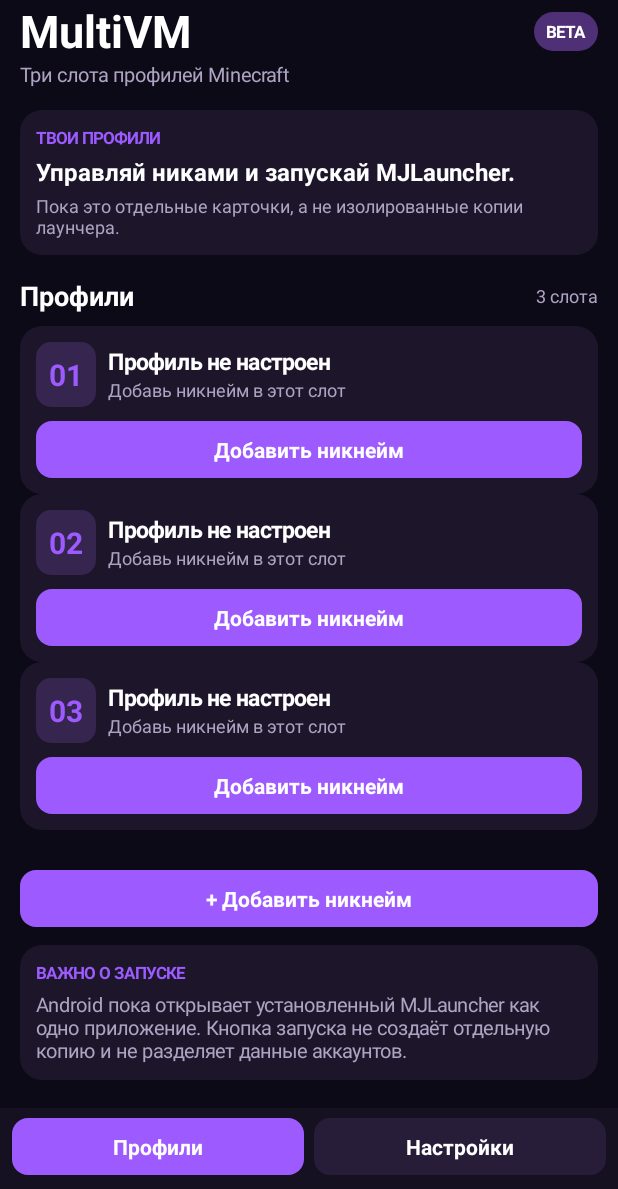
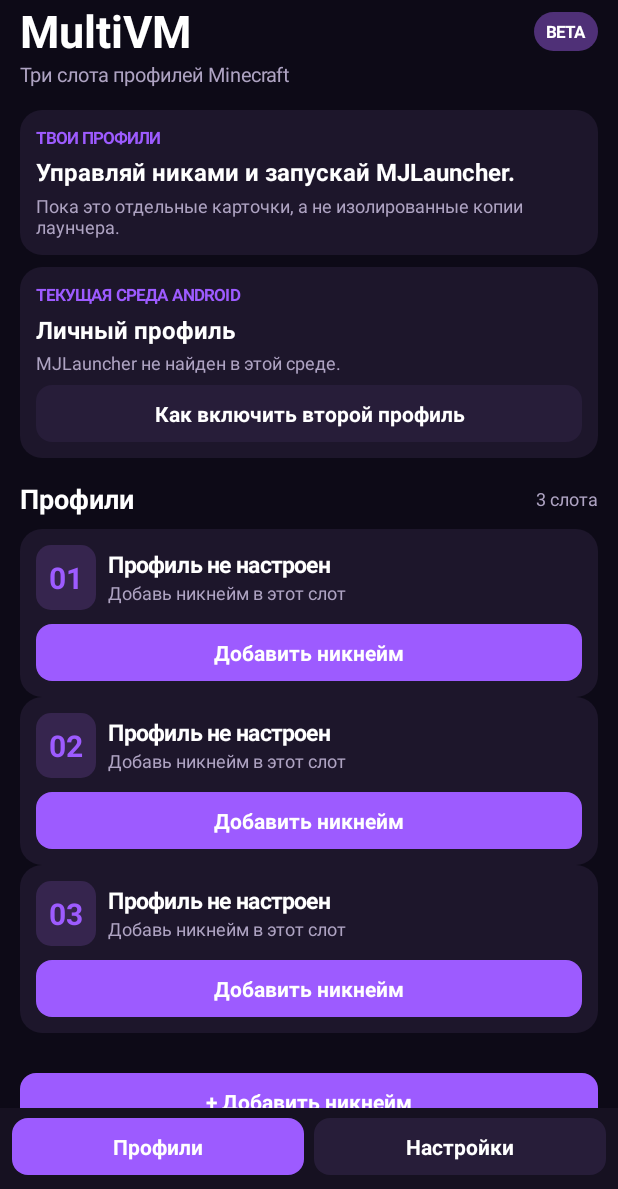
Before and after one commit to cheburk199-web/MultiAccountConnect, an Android app: the screen it shows after launch (MainActivity), on a phone screen of 412 x 824 dp, the part 47-1236 px from its top. Run offline under Robolectric (Android 15) with nearby library versions, the phone set to English and light mode, and no system bars.

Commit message:
Detect Android work profile and show isolation setup guidance

```diff
--- a/app/src/main/java/com/masterme4a/multiaccountconnect/MainActivity.kt
+++ b/app/src/main/java/com/masterme4a/multiaccountconnect/MainActivity.kt
@@ -7,6 +7,7 @@ import android.graphics.Color
 import android.graphics.Typeface
 import android.graphics.drawable.GradientDrawable
 import android.os.Bundle
+import android.os.UserManager
 import android.view.Gravity
 import android.view.View
 import android.view.ViewGroup
@@ -130,6 +131,8 @@ class MainActivity : ComponentActivity() {
         spacerIn(summary, 5)
         summary.addView(label("Пока это отдельные карточки, а не изолированные копии лаунчера.", 12f, muted))
         content.addView(summary)
+        spacer(12)
+        content.addView(environmentCard())
         spacer(22)
         sectionTitle("Профили", "3 слота")
         profileRows = LinearLayout(this).apply { orientation = LinearLayout.VERTICAL }
@@ -143,6 +146,45 @@ class MainActivity : ComponentActivity() {
         spacerIn(note, 7)
         note.addView(label("Android пока открывает установленный MJLauncher как одно приложение. Кнопка запуска не создаёт отдельную копию и не разделяет данные аккаунтов.", 13f, muted))
         content.addView(note)
+    }
+
+    private fun environmentCard(): LinearLayout {
+        val card = card()
+        val managed = try {
+            (getSystemService(USER_SERVICE) as UserManager).isManagedProfile
+        } catch (_: Exception) {
+            false
+        }
+        val launcherInstalled = try {
+            @Suppress("DEPRECATION")
+            packageManager.getApplicationInfo("git.artdeell.mjlaunch", 0)
+            true
+        } catch (_: Exception) {
+            false
+        }
+        card.addView(label("ТЕКУЩАЯ СРЕДА ANDROID", 11f, purple, true))
+        spacerIn(card, 7)
+        card.addView(label(if (managed) "Рабочий профиль" else "Личный профиль", 16f, white, true))
+        spacerIn(card, 4)
+        card.addView(label(
+            if (launcherInstalled) "MJLauncher установлен в этой среде." else "MJLauncher не найден в этой среде.",
+            12f, muted
+        ))
+        spacerIn(card, 10)
+        card.addView(button("Как включить второй профиль", false) {
+            AlertDialog.Builder(this)
+                .setTitle("Второй экземпляр MJLauncher")
+                .setMessage(
+                    "Для отдельного хранилища нужен рабочий профиль Android. " +
+                    "Его можно попробовать создать через Shelter или Island, если устройство разрешает рабочие профили. " +
+                    "Затем установи MJLauncher и Masterme4a MultiVM внутри рабочего профиля. " +
+                    "Открой это приложение в каждом профиле: личный и рабочий профили будут иметь отдельные данные. " +
+                    "Это даст максимум два проверяемых окружения, а не три. Возможность одновременного запуска зависит от Android и памяти телефона."
+                )
+                .setPositiveButton("Понятно", null)
+                .show()
+        })
+        return card
     }
 
     private fun spacerIn(parent: LinearLayout, height: Int) {
@@ -259,7 +301,7 @@ class MainActivity : ComponentActivity() {
         spacerIn(info, 8)
         info.addView(label("Версия интерфейса 0.3 • Android", 13f, white))
         spacerIn(info, 6)
-        info.addView(label("Функция настоящей изоляции данных MJLauncher находится в разработке и ещё не подтверждена на этом устройстве.", 12f, muted))
+        info.addView(label("Приложение определяет, открыто ли оно в личном или рабочем профиле Android. Установку MJLauncher в каждом профиле и независимый вход нужно проверить отдельно.", 12f, muted))
         content.addView(info)
     }
 }
```
